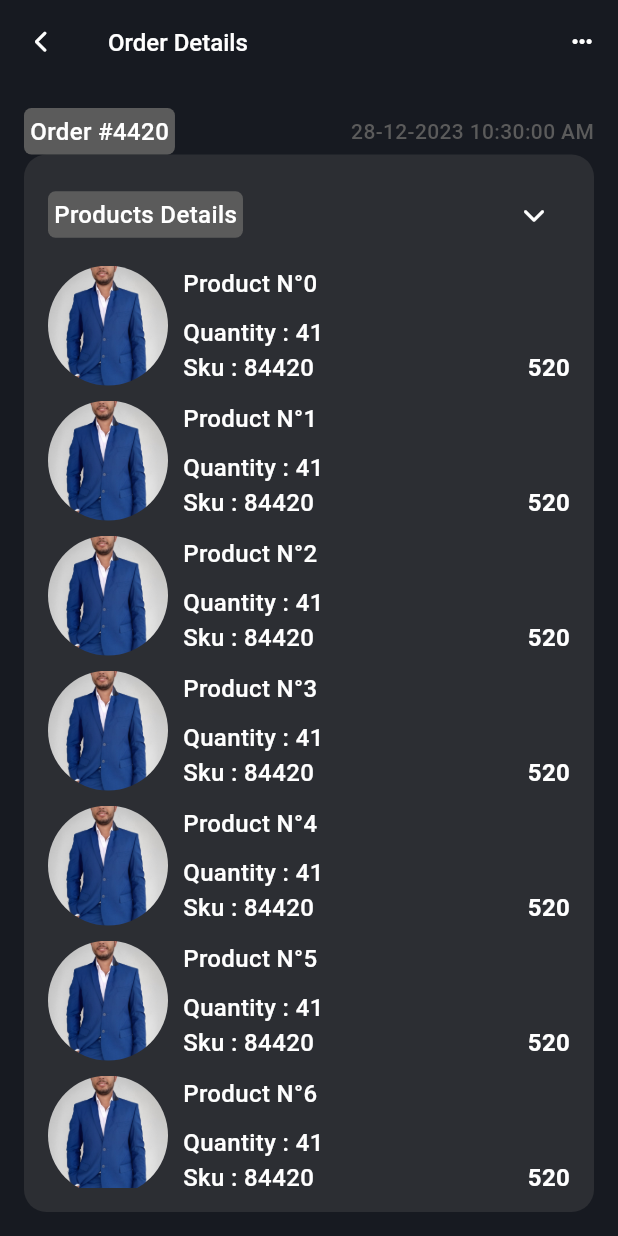
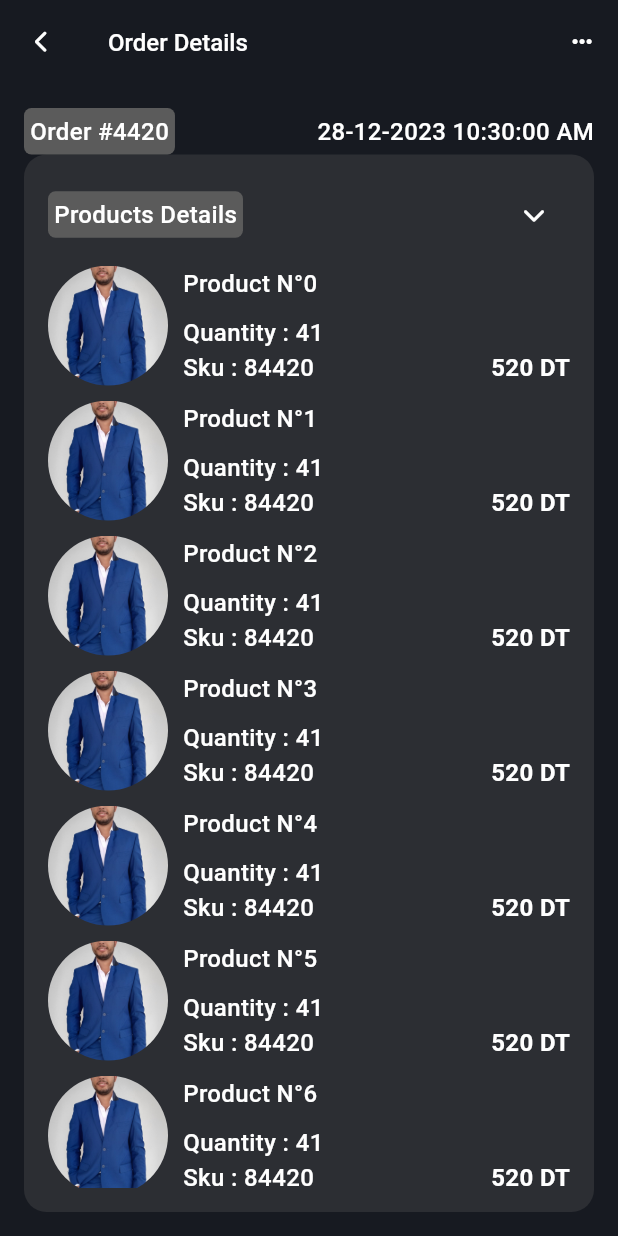
Before and after one commit to hafedh049/luxy, a Flutter app: the Home screen opened directly, item 3 of the bottom bar chosen, scrolled down 576 dp, after a tap on "View Details", on a phone screen of 412 x 824 dp. Run offline on Flutter 3.47's test engine with Material 3 defaults, Android fonts, the phone set to English and light mode, and no system bars; our stand-ins replace animated_toggle_switch, date_format, flutter_animate, fluttertoast, google_nav_bar, hive and 4 more; accounts and stored records are empty.

Commit message:
ModifiedM lib/views/my_orders.dart  M lib/views/order_details.dart

```diff
--- a/lib/views/my_orders.dart
+++ b/lib/views/my_orders.dart
@@ -85,6 +85,7 @@ class _MyOrdersState extends State<MyOrders> with TickerProviderStateMixin {
                       padding: const EdgeInsets.all(16),
                       decoration: BoxDecoration(borderRadius: BorderRadius.circular(15), color: grey.withOpacity(.3)),
                       child: Column(
+                        crossAxisAlignment: CrossAxisAlignment.start,
                         mainAxisSize: MainAxisSize.min,
                         children: <Widget>[
                           Row(
@@ -92,7 +93,7 @@ class _MyOrdersState extends State<MyOrders> with TickerProviderStateMixin {
                               Container(
                                 padding: const EdgeInsets.all(4),
                                 decoration: BoxDecoration(borderRadius: BorderRadius.circular(5), color: grey),
-                                child: Text(_orders[key]![index]["order_id"], style: const TextStyle(fontSize: 16, color: white, fontWeight: FontWeight.w500)),
+                                child: Text("Order #${_orders[key]![index]["order_id"]}", style: const TextStyle(fontSize: 16, color: white, fontWeight: FontWeight.w500)),
                               ),
                               const Spacer(),
                               Container(
@@ -113,14 +114,15 @@ class _MyOrdersState extends State<MyOrders> with TickerProviderStateMixin {
                           Row(
                             mainAxisSize: MainAxisSize.min,
                             children: <Widget>[
-                              Container(decoration: BoxDecoration(shape: BoxShape.circle, image: DecorationImage(image: AssetImage("assets/pictures/${_orders[key]![index]["seller_picture"]}"), fit: BoxFit.cover))),
+                              Container(width: 20, height: 20, decoration: BoxDecoration(shape: BoxShape.circle, image: DecorationImage(image: AssetImage("assets/pictures/${_orders[key]![index]["seller_picture"]}"), fit: BoxFit.cover))),
                               const SizedBox(width: 10),
                               Text(_orders[key]![index]["seller_name"], style: const TextStyle(fontSize: 16, color: white, fontWeight: FontWeight.w500)),
                             ],
                           ),
+                          const SizedBox(height: 10),
                           Row(
                             children: <Widget>[
-                              Container(width: 80, height: 80, decoration: BoxDecoration(shape: BoxShape.circle, image: DecorationImage(image: AssetImage("assets/pictures/${_orders[key]![index]["product_picture"]}"), fit: BoxFit.cover))),
+                              Container(width: 80, height: 80, decoration: BoxDecoration(borderRadius: BorderRadius.circular(15), image: DecorationImage(image: AssetImage("assets/pictures/${_orders[key]![index]["product_picture"]}"), fit: BoxFit.cover))),
                               const SizedBox(width: 10),
                               Expanded(
                                 child: Column(
--- a/lib/views/order_details.dart
+++ b/lib/views/order_details.dart
@@ -55,7 +55,7 @@ class _OrderDetailsState extends State<OrderDetails> {
                   child: Text("Order #${Random().nextInt(4000) + 1000}", style: const TextStyle(fontSize: 16, color: white, fontWeight: FontWeight.w500)),
                 ),
                 const Spacer(),
-                Text(formatDate(DateTime.now(), <String>[dd, '-', mm, '-', yyyy, "\t", HH, ':', nn, ':', ss, " ", am]), style: const TextStyle(color: grey, fontSize: 14, fontWeight: FontWeight.w500)),
+                Text(formatDate(DateTime.now(), <String>[dd, '-', mm, '-', yyyy, "\t", HH, ':', nn, ':', ss, " ", am]), style: const TextStyle(color: white, fontSize: 16, fontWeight: FontWeight.w500)),
               ],
             ),
             Expanded(
@@ -96,7 +96,7 @@ class _OrderDetailsState extends State<OrderDetails> {
                                     children: <Widget>[
                                       Text("Sku : ${_products[index]["product_sku"]}", style: const TextStyle(fontSize: 16, color: white, fontWeight: FontWeight.w500)),
                                       const Spacer(),
-                                      Text(_products[index]["product_total"], style: const TextStyle(fontSize: 16, color: white, fontWeight: FontWeight.bold)),
+                                      Text("${_products[index]["product_total"]} DT", style: const TextStyle(fontSize: 16, color: white, fontWeight: FontWeight.bold)),
                                     ],
                                   ),
                                 ],
```
